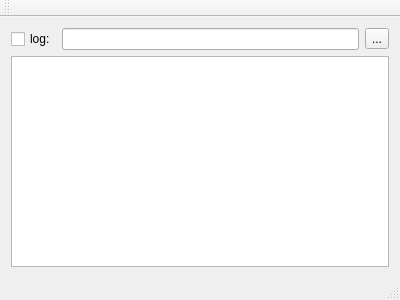
pinkavaj/transrec, file multimon-qt/mainwindow.ui: the form before one commit.
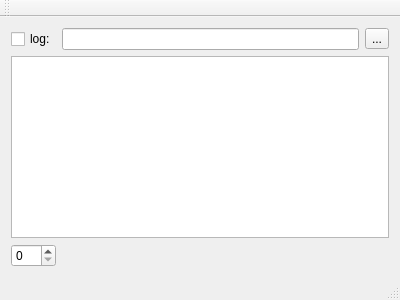
The form after the commit.

Commit message: Opening only input stream and count recieves

Patch:
```diff
--- a/multimon-qt/mainwindow.ui
+++ b/multimon-qt/mainwindow.ui
@@ -35,6 +35,9 @@
     <item row="1" column="0" colspan="3">
      <widget class="QPlainTextEdit" name="logPlainTextEdit"/>
     </item>
+    <item row="2" column="0">
+     <widget class="QSpinBox" name="eventsSpinBox"/>
+    </item>
    </layout>
   </widget>
   <widget class="QMenuBar" name="menuBar">
```
The commit also changes 1 other file.
